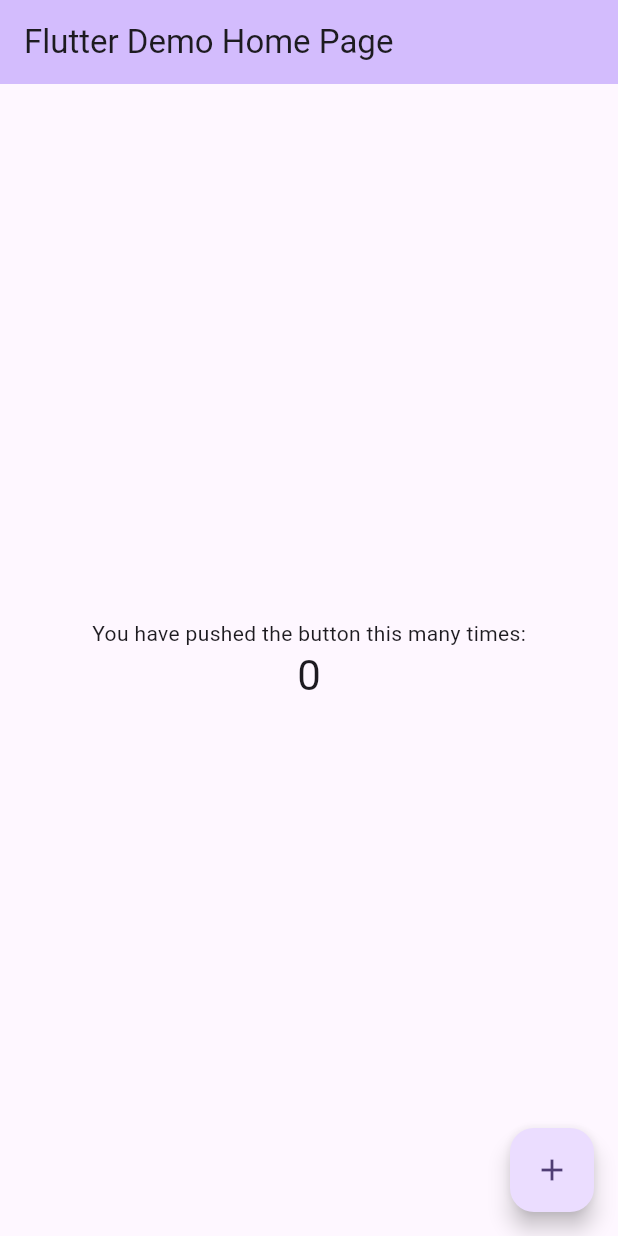
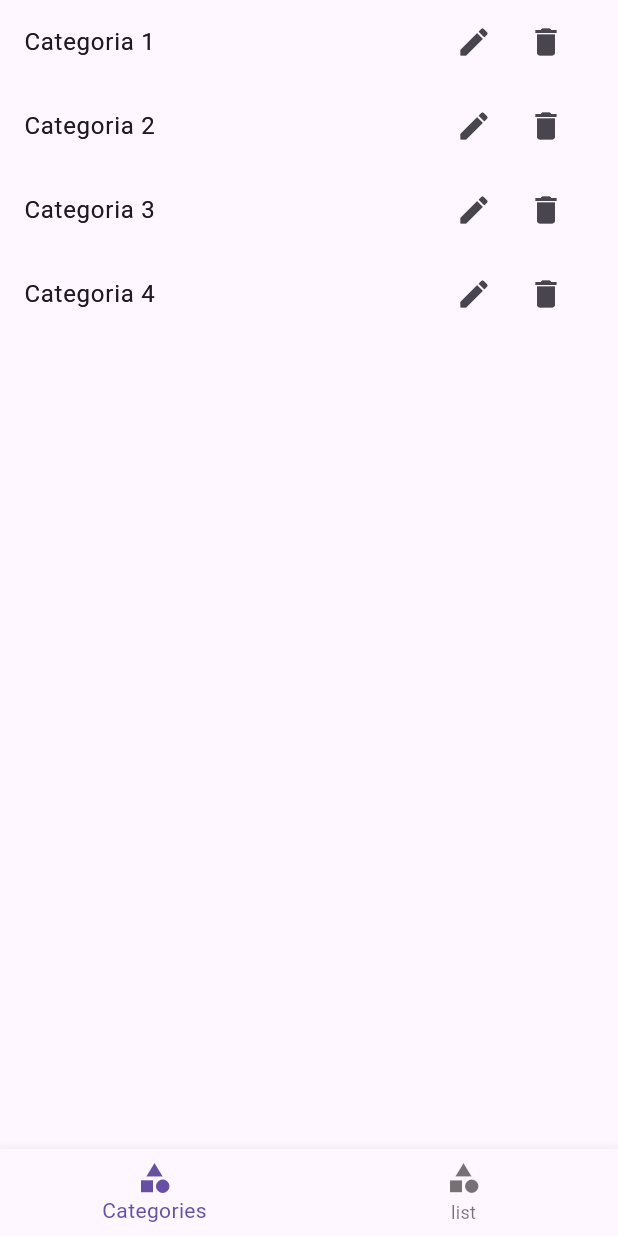
Before and after one commit to LeonardoViniciusBSantos/warehouse, a Flutter app: the screen it shows after launch, on a phone screen of 412 x 824 dp. Run offline on Flutter 3.47's test engine with Material 3 defaults, Android fonts, the phone set to English and light mode, and no system bars.

Commit message:
Publicando primeira versão do aplicativo

```diff
--- a/lib/main.dart
+++ b/lib/main.dart
@@ -1,125 +1,8 @@
 import 'package:flutter/material.dart';
+import 'package:warehouse/pages/home.dart';
 
 void main() {
-  runApp(const MyApp());
+  runApp(const MaterialApp(
+    home: Home(),
+  ));
 }
-
-class MyApp extends StatelessWidget {
-  const MyApp({super.key});
-
-  // This widget is the root of your application.
-  @override
-  Widget build(BuildContext context) {
-    return MaterialApp(
-      title: 'Flutter Demo',
-      theme: ThemeData(
-        // This is the theme of your application.
-        //
-        // TRY THIS: Try running your application with "flutter run". You'll see
-        // the application has a purple toolbar. Then, without quitting the app,
-        // try changing the seedColor in the colorScheme below to Colors.green
-        // and then invoke "hot reload" (save your changes or press the "hot
-        // reload" button in a Flutter-supported IDE, or press "r" if you used
-        // the command line to start the app).
-        //
-        // Notice that the counter didn't reset back to zero; the application
-        // state is not lost during the reload. To reset the state, use hot
-        // restart instead.
-        //
-        // This works for code too, not just values: Most code changes can be
-        // tested with just a hot reload.
-        colorScheme: ColorScheme.fromSeed(seedColor: Colors.deepPurple),
-        useMaterial3: true,
-      ),
-      home: const MyHomePage(title: 'Flutter Demo Home Page'),
-    );
-  }
-}
-
-class MyHomePage extends StatefulWidget {
-  const MyHomePage({super.key, required this.title});
-
-  // This widget is the home page of your application. It is stateful, meaning
-  // that it has a State object (defined below) that contains fields that affect
-  // how it looks.
-
-  // This class is the configuration for the state. It holds the values (in this
-  // case the title) provided by the parent (in this case the App widget) and
-  // used by the build method of the State. Fields in a Widget subclass are
-  // always marked "final".
-
-  final String title;
-
-  @override
-  State<MyHomePage> createState() => _MyHomePageState();
-}
-
-class _MyHomePageState extends State<MyHomePage> {
-  int _counter = 0;
-
-  void _incrementCounter() {
-    setState(() {
-      // This call to setState tells the Flutter framework that something has
-      // changed in this State, which causes it to rerun the build method below
-      // so that the display can reflect the updated values. If we changed
-      // _counter without calling setState(), then the build method would not be
-      // called again, and so nothing would appear to happen.
-      _counter++;
-    });
-  }
-
-  @override
-  Widget build(BuildContext context) {
-    // This method is rerun every time setState is called, for instance as done
-    // by the _incrementCounter method above.
-    //
-    // The Flutter framework has been optimized to make rerunning build methods
-    // fast, so that you can just rebuild anything that needs updating rather
-    // than having to individually change instances of widgets.
-    return Scaffold(
-      appBar: AppBar(
-        // TRY THIS: Try changing the color here to a specific color (to
-        // Colors.amber, perhaps?) and trigger a hot reload to see the AppBar
-        // change color while the other colors stay the same.
-        backgroundColor: Theme.of(context).colorScheme.inversePrimary,
-        // Here we take the value from the MyHomePage object that was created by
-        // the App.build method, and use it to set our appbar title.
-        title: Text(widget.title),
-      ),
-      body: Center(
-        // Center is a layout widget. It takes a single child and positions it
-        // in the middle of the parent.
-        child: Column(
-          // Column is also a layout widget. It takes a list of children and
-          // arranges them vertically. By default, it sizes itself to fit its
-          // children horizontally, and tries to be as tall as its parent.
-          //
-          // Column has various properties to control how it sizes itself and
-          // how it positions its children. Here we use mainAxisAlignment to
-          // center the children vertically; the main axis here is the vertical
-          // axis because Columns are vertical (the cross axis would be
-          // horizontal).
-          //
-          // TRY THIS: Invoke "debug painting" (choose the "Toggle Debug Paint"
-          // action in the IDE, or press "p" in the console), to see the
-          // wireframe for each widget.
-          mainAxisAlignment: MainAxisAlignment.center,
-          children: <Widget>[
-            const Text(
-              'You have pushed the button this many times:',
-            ),
-            Text(
-              '$_counter',
-              style: Theme.of(context).textTheme.headlineMedium,
-            ),
-          ],
-        ),
-      ),
-      floatingActionButton: FloatingActionButton(
-        onPressed: _incrementCounter,
-        tooltip: 'Increment',
-        child: const Icon(Icons.add),
-      ), // This trailing comma makes auto-formatting nicer for build methods.
-    );
-  }
-}
--- /dev/null
+++ b/lib/models/destination.dart
@@ -0,0 +1,9 @@
+import 'package:flutter/material.dart';
+
+class Destination {
+  const Destination(this.index, this.title, this.icon, this.color);
+  final int index;
+  final String title;
+  final IconData icon;
+  final MaterialColor color;
+}
--- /dev/null
+++ b/lib/pages/category_view.dart
@@ -0,0 +1,47 @@
+import 'package:flutter/material.dart';
+
+class CategoryListScreen extends StatelessWidget {
+  @override
+  Widget build(BuildContext context) {
+    // Lista de categorias (substitua esta lista pelos dados reais)
+    List<String> categories = [
+      'Categoria 1',
+      'Categoria 2',
+      'Categoria 3',
+      'Categoria 4',
+    ];
+
+    return ListView.builder(
+      itemCount: categories.length,
+      itemBuilder: (context, index) {
+        String category = categories[index];
+        return ListTile(
+          title: Text(category),
+          trailing: Row(
+            mainAxisSize: MainAxisSize.min,
+            children: [
+              IconButton(
+                icon: Icon(Icons.edit),
+                onPressed: () {
+                  // Implemente a lógica para editar a categoria
+                  print('Editar categoria: $category');
+                },
+              ),
+              IconButton(
+                icon: Icon(Icons.delete),
+                onPressed: () {
+                  // Implemente a lógica para excluir a categoria
+                  print('Excluir categoria: $category');
+                },
+              ),
+            ],
+          ),
+          onTap: () {
+            // Implemente a lógica para exibir os detalhes da categoria
+            print('Detalhes da categoria: $category');
+          },
+        );
+      },
+    );
+  }
+}
--- /dev/null
+++ b/lib/pages/home.dart
@@ -0,0 +1,63 @@
+import 'package:flutter/material.dart';
+import 'package:warehouse/models/destination.dart';
+import 'package:warehouse/widgets/destination_view.dart';
+
+class Home extends StatefulWidget {
+  const Home({Key? key}) : super(key: key);
+
+  @override
+  _HomeState createState() => _HomeState();
+}
+
+class _HomeState extends State<Home> with TickerProviderStateMixin {
+  static const List<Destination> allDestinations = <Destination>[
+    Destination(0, 'Categories', Icons.category, Colors.teal),
+    Destination(1, 'list', Icons.category, Colors.teal),
+    // Adicione outros destinos conforme necessário
+  ];
+
+  late final List<GlobalKey<NavigatorState>> navigatorKeys;
+  int selectedIndex = 0;
+
+  @override
+  void initState() {
+    super.initState();
+    navigatorKeys = List<GlobalKey<NavigatorState>>.generate(
+      allDestinations.length,
+          (int index) => GlobalKey(),
+    ).toList();
+  }
+
+  @override
+  Widget build(BuildContext context) {
+    return Scaffold(
+      body: SafeArea(
+        top: false,
+        child: Stack(
+          fit: StackFit.expand,
+          children: [
+            for (final Destination destination in allDestinations)
+              DestinationView(
+                destination: destination,
+                navigatorKey: navigatorKeys[destination.index],
+              ),
+          ],
+        ),
+      ),
+      bottomNavigationBar: BottomNavigationBar(
+        currentIndex: selectedIndex,
+        onTap: (int index) {
+          setState(() {
+            selectedIndex = index;
+          });
+        },
+        items: allDestinations.map((Destination destination) {
+          return BottomNavigationBarItem(
+            icon: Icon(destination.icon),
+            label: destination.title,
+          );
+        }).toList(),
+      ),
+    );
+  }
+}
--- /dev/null
+++ b/lib/widgets/destination_view.dart
@@ -0,0 +1,46 @@
+import 'package:flutter/material.dart';
+import 'package:warehouse/pages/category_view.dart';
+import 'package:warehouse/pages/list_page.dart';
+import 'package:warehouse/pages/root_page.dart';
+import 'package:warehouse/pages/text_page.dart';
+import 'package:warehouse/models/destination.dart';
+
+class DestinationView extends StatefulWidget {
+  const DestinationView({
+    Key? key,
+    required this.destination,
+    required this.navigatorKey,
+  }) : super(key: key);
+
+  final Destination destination;
+  final GlobalKey<NavigatorState> navigatorKey;
+
+  @override
+  State<DestinationView> createState() => _DestinationViewState();
+}
+
+class _DestinationViewState extends State<DestinationView> {
+  @override
+  Widget build(BuildContext context) {
+    return Navigator(
+      key: widget.navigatorKey,
+      onGenerateRoute: (RouteSettings settings) {
+        return MaterialPageRoute<void>(
+          settings: settings,
+          builder: (BuildContext context) {
+            switch (settings.name) {
+              case '/':
+                return CategoryListScreen();
+              case '/list':
+                return TextPage(destination: widget.destination);
+              case '/text':
+                return TextPage(destination: widget.destination);
+              default:
+                return const SizedBox();
+            }
+          },
+        );
+      },
+    );
+  }
+}
--- a/pubspec.yaml
+++ b/pubspec.yaml
@@ -28,9 +28,9 @@ environment:
 # the latest version available on pub.dev. To see which dependencies have newer
 # versions available, run `flutter pub outdated`.
 dependencies:
+
   flutter:
     sdk: flutter
-
 
   # The following adds the Cupertino Icons font to your application.
   # Use with the CupertinoIcons class for iOS style icons.
```
Also changed, not shown: lib/pages/list_page.dart (added, +58 -0 lines), lib/pages/root_page.dart (added, +97 -0 lines), lib/pages/text_page.dart (added, +61 -0 lines), lib/widgets/navigation_bar.dart (added, +39 -0 lines), lib/widgets/navigator_pop_handler.dart (added, +39 -0 lines), 1 other file.
